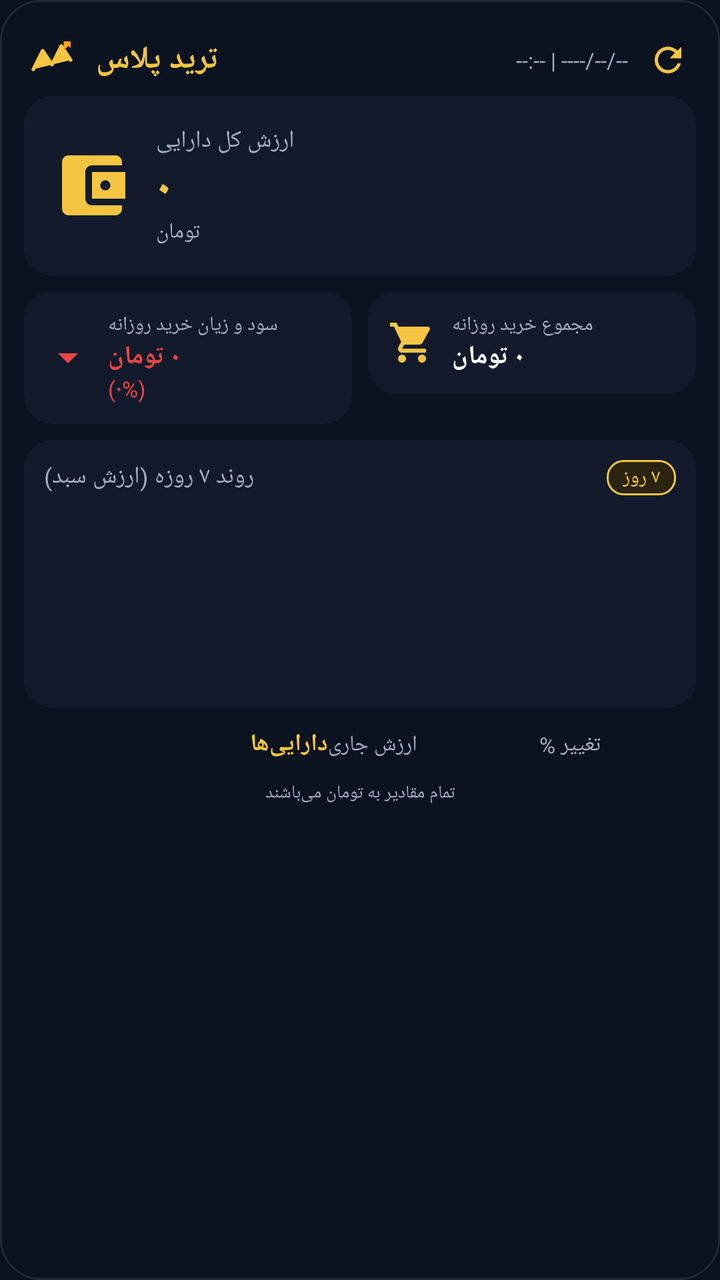
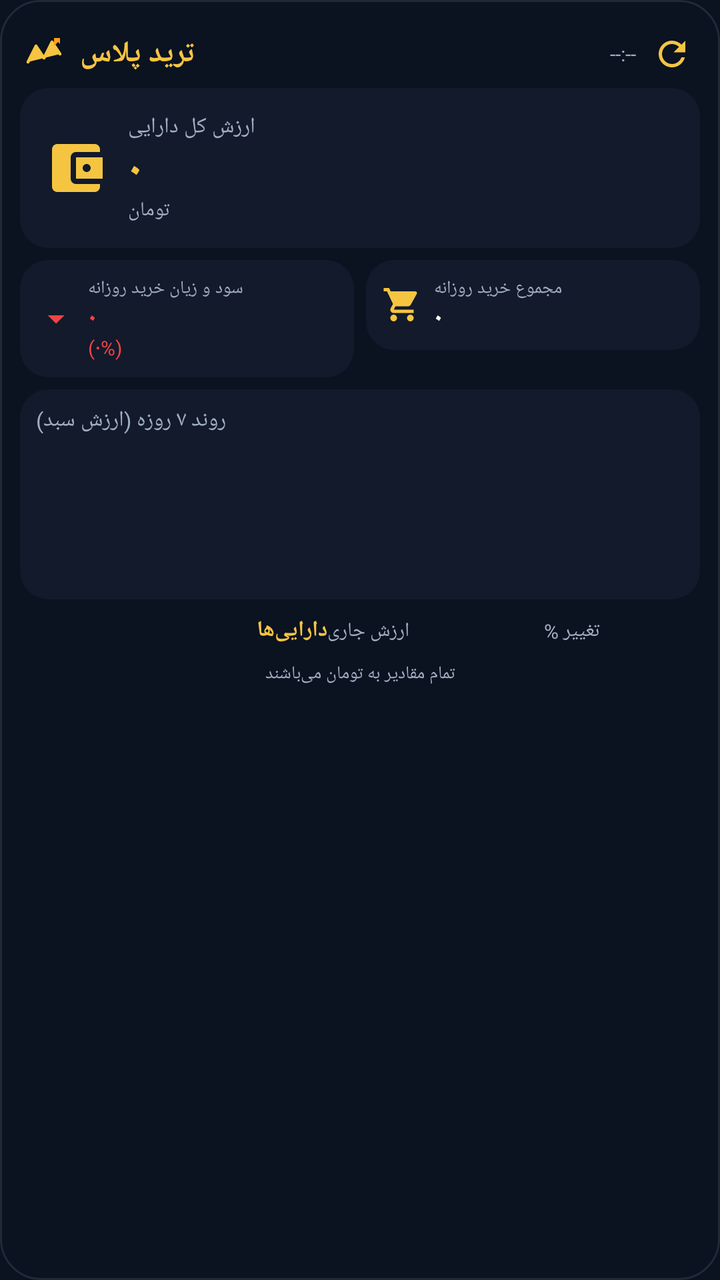

Compare the two renders of this Android layout. The source of the first and the diff that turns it into the second are given below.
<!-- AndroidManifest.xml: application theme Theme.TradePlussWidget -->
<!-- res/layout/widget_layout.xml -->
<?xml version="1.0" encoding="utf-8"?>
<LinearLayout xmlns:android="http://schemas.android.com/apk/res/android"
    android:id="@+id/widget_root"
    android:layout_width="match_parent"
    android:layout_height="match_parent"
    android:background="@drawable/bg_widget"
    android:orientation="vertical"
    android:padding="12dp">

    
    <RelativeLayout
        android:layout_width="match_parent"
        android:layout_height="wrap_content"
        android:paddingBottom="8dp">

        <LinearLayout
            android:layout_width="wrap_content"
            android:layout_height="wrap_content"
            android:layout_alignParentStart="true"
            android:layout_centerVertical="true"
            android:gravity="center_vertical"
            android:orientation="horizontal">

            <ImageView
                android:layout_width="28dp"
                android:layout_height="28dp"
                android:src="@drawable/ic_logo"
                android:contentDescription="@string/app_name" />

            <TextView
                android:layout_width="wrap_content"
                android:layout_height="wrap_content"
                android:layout_marginStart="8dp"
                android:text="@string/widget_name"
                android:textColor="@color/accent_gold"
                android:textSize="16sp"
                android:textStyle="bold" />
        </LinearLayout>

        <LinearLayout
            android:layout_width="wrap_content"
            android:layout_height="wrap_content"
            android:layout_alignParentEnd="true"
            android:layout_centerVertical="true"
            android:gravity="center_vertical"
            android:orientation="horizontal">

            <TextView
                android:id="@+id/tv_updated_at"
                android:layout_width="wrap_content"
                android:layout_height="wrap_content"
                android:text="--:-- | ----/--/--"
                android:textColor="@color/text_secondary"
                android:textSize="11sp" />

            <ImageView
                android:id="@+id/btn_refresh"
                android:layout_width="28dp"
                android:layout_height="28dp"
                android:layout_marginStart="6dp"
                android:background="?android:attr/selectableItemBackgroundBorderless"
                android:padding="4dp"
                android:src="@drawable/ic_refresh"
                android:contentDescription="@string/last_update" />
        </LinearLayout>
    </RelativeLayout>

    
    <LinearLayout
        android:layout_width="match_parent"
        android:layout_height="wrap_content"
        android:background="@drawable/bg_card"
        android:gravity="center_vertical"
        android:orientation="horizontal"
        android:padding="14dp">

        <ImageView
            android:layout_width="40dp"
            android:layout_height="40dp"
            android:src="@drawable/ic_wallet"
            android:contentDescription="@string/total_assets" />

        <LinearLayout
            android:layout_width="0dp"
            android:layout_height="wrap_content"
            android:layout_marginStart="12dp"
            android:layout_weight="1"
            android:orientation="vertical">

            <TextView
                android:layout_width="wrap_content"
                android:layout_height="wrap_content"
                android:text="@string/total_assets"
                android:textColor="@color/text_secondary"
                android:textSize="12sp" />

            <TextView
                android:id="@+id/tv_total_assets"
                android:layout_width="wrap_content"
                android:layout_height="wrap_content"
                android:text="۰"
                android:textColor="@color/accent_gold"
                android:textSize="22sp"
                android:textStyle="bold" />

            <TextView
                android:layout_width="wrap_content"
                android:layout_height="wrap_content"
                android:text="@string/toman"
                android:textColor="@color/text_secondary"
                android:textSize="11sp" />
        </LinearLayout>
    </LinearLayout>

    
    <LinearLayout
        android:layout_width="match_parent"
        android:layout_height="wrap_content"
        android:layout_marginTop="8dp"
        android:orientation="horizontal">

        
        <LinearLayout
            android:layout_width="0dp"
            android:layout_height="wrap_content"
            android:layout_weight="1"
            android:background="@drawable/bg_card"
            android:gravity="center_vertical"
            android:orientation="horizontal"
            android:padding="10dp">

            <ImageView
                android:id="@+id/iv_pnl_icon"
                android:layout_width="24dp"
                android:layout_height="24dp"
                android:src="@drawable/ic_arrow_down"
                android:contentDescription="@string/daily_pnl" />

            <LinearLayout
                android:layout_width="wrap_content"
                android:layout_height="wrap_content"
                android:layout_marginStart="8dp"
                android:orientation="vertical">

                <TextView
                    android:layout_width="wrap_content"
                    android:layout_height="wrap_content"
                    android:text="@string/daily_pnl"
                    android:textColor="@color/text_secondary"
                    android:textSize="10sp" />

                <TextView
                    android:id="@+id/tv_daily_pnl"
                    android:layout_width="wrap_content"
                    android:layout_height="wrap_content"
                    android:text="۰ تومان"
                    android:textColor="@color/negative"
                    android:textSize="13sp"
                    android:textStyle="bold" />

                <TextView
                    android:id="@+id/tv_daily_pnl_pct"
                    android:layout_width="wrap_content"
                    android:layout_height="wrap_content"
                    android:text="(۰%)"
                    android:textColor="@color/negative"
                    android:textSize="11sp" />
            </LinearLayout>
        </LinearLayout>

        <View
            android:layout_width="8dp"
            android:layout_height="1dp" />

        
        <LinearLayout
            android:layout_width="0dp"
            android:layout_height="wrap_content"
            android:layout_weight="1"
            android:background="@drawable/bg_card"
            android:gravity="center_vertical"
            android:orientation="horizontal"
            android:padding="10dp">

            <ImageView
                android:layout_width="24dp"
                android:layout_height="24dp"
                android:src="@drawable/ic_cart"
                android:contentDescription="@string/daily_buy" />

            <LinearLayout
                android:layout_width="wrap_content"
                android:layout_height="wrap_content"
                android:layout_marginStart="8dp"
                android:orientation="vertical">

                <TextView
                    android:layout_width="wrap_content"
                    android:layout_height="wrap_content"
                    android:text="@string/daily_buy"
                    android:textColor="@color/text_secondary"
                    android:textSize="10sp" />

                <TextView
                    android:id="@+id/tv_daily_buy"
                    android:layout_width="wrap_content"
                    android:layout_height="wrap_content"
                    android:text="۰ تومان"
                    android:textColor="@color/text_primary"
                    android:textSize="13sp"
                    android:textStyle="bold" />
            </LinearLayout>
        </LinearLayout>
    </LinearLayout>

    
    <LinearLayout
        android:layout_width="match_parent"
        android:layout_height="wrap_content"
        android:layout_marginTop="8dp"
        android:background="@drawable/bg_card"
        android:orientation="vertical"
        android:padding="10dp">

        <RelativeLayout
            android:layout_width="match_parent"
            android:layout_height="wrap_content">

            <TextView
                android:layout_width="wrap_content"
                android:layout_height="wrap_content"
                android:text="@string/trend_7d"
                android:textColor="@color/text_secondary"
                android:textSize="12sp" />

            <TextView
                android:layout_width="wrap_content"
                android:layout_height="wrap_content"
                android:layout_alignParentEnd="true"
                android:background="@drawable/bg_chip"
                android:paddingHorizontal="8dp"
                android:paddingVertical="2dp"
                android:text="۷ روز"
                android:textColor="@color/accent_gold"
                android:textSize="10sp" />
        </RelativeLayout>

        
        <ImageView
            android:id="@+id/iv_chart"
            android:layout_width="match_parent"
            android:layout_height="90dp"
            android:layout_marginTop="6dp"
            android:scaleType="fitXY"
            android:contentDescription="@string/trend_7d" />
    </LinearLayout>

    
    <LinearLayout
        android:layout_width="match_parent"
        android:layout_height="wrap_content"
        android:layout_marginTop="10dp"
        android:orientation="horizontal"
        android:paddingHorizontal="4dp">

        <TextView
            android:layout_width="0dp"
            android:layout_height="wrap_content"
            android:layout_weight="1.4"
            android:text="@string/assets"
            android:textColor="@color/accent_gold"
            android:textSize="12sp"
            android:textStyle="bold" />

        <TextView
            android:layout_width="0dp"
            android:layout_height="wrap_content"
            android:layout_weight="1"
            android:gravity="end"
            android:text="@string/current_value"
            android:textColor="@color/text_secondary"
            android:textSize="11sp" />

        <TextView
            android:layout_width="0dp"
            android:layout_height="wrap_content"
            android:layout_weight="0.7"
            android:gravity="end"
            android:text="@string/change_percent"
            android:textColor="@color/text_secondary"
            android:textSize="11sp" />
    </LinearLayout>

    
    <LinearLayout
        android:id="@+id/assets_container"
        android:layout_width="match_parent"
        android:layout_height="wrap_content"
        android:layout_marginTop="4dp"
        android:orientation="vertical" />

    
    <TextView
        android:layout_width="match_parent"
        android:layout_height="wrap_content"
        android:layout_marginTop="6dp"
        android:gravity="center"
        android:text="تمام مقادیر به تومان می‌باشند"
        android:textColor="@color/text_secondary"
        android:textSize="9sp" />

</LinearLayout>
<!-- resources referenced by this layout -->
<resources>
  <color name="accent_gold">#F5C542</color>
  <color name="negative">#EF4444</color>
  <color name="text_primary">#FFFFFF</color>
  <color name="text_secondary">#A0AEC0</color>
  <!-- drawable bg_card (drawable) -->
  <?xml version="1.0" encoding="utf-8"?>
  <shape xmlns:android="http://schemas.android.com/apk/res/android"
      android:shape="rectangle">
      <solid android:color="@color/card_bg" />
      <corners android:radius="14dp" />
  </shape>
  <!-- drawable bg_chip (drawable) -->
  <?xml version="1.0" encoding="utf-8"?>
  <shape xmlns:android="http://schemas.android.com/apk/res/android"
      android:shape="rectangle">
      <solid android:color="#2A2410" />
      <corners android:radius="8dp" />
      <stroke
          android:width="1dp"
          android:color="@color/accent_gold" />
  </shape>
  <!-- drawable bg_widget (drawable) -->
  <?xml version="1.0" encoding="utf-8"?>
  <shape xmlns:android="http://schemas.android.com/apk/res/android"
      android:shape="rectangle">
      <solid android:color="@color/bg_dark" />
      <corners android:radius="20dp" />
      <stroke
          android:width="1dp"
          android:color="#1E2A3A" />
  </shape>
  <!-- drawable ic_arrow_down (drawable) -->
  <?xml version="1.0" encoding="utf-8"?>
  <vector xmlns:android="http://schemas.android.com/apk/res/android"
      android:width="24dp"
      android:height="24dp"
      android:viewportWidth="24"
      android:viewportHeight="24">
      <path
          android:fillColor="#EF4444"
          android:pathData="M7,10l5,5 5,-5z" />
  </vector>
  <!-- drawable ic_refresh (drawable) -->
  <?xml version="1.0" encoding="utf-8"?>
  <vector xmlns:android="http://schemas.android.com/apk/res/android"
      android:width="24dp"
      android:height="24dp"
      android:viewportWidth="24"
      android:viewportHeight="24">
      <path
          android:fillColor="#F5C542"
          android:pathData="M17.65,6.35C16.2,4.9 14.21,4 12,4c-4.42,0 -7.99,3.58 -7.99,8s3.57,8 7.99,8c3.73,0 6.84,-2.55 7.73,-6h-2.08c-0.82,2.33 -3.04,4 -5.65,4 -3.31,0 -6,-2.69 -6,-6s2.69,-6 6,-6c1.66,0 3.14,0.69 4.22,1.78L13,11h7V4l-2.35,2.35z" />
  </vector>
  <!-- drawable ic_wallet (drawable) -->
  <?xml version="1.0" encoding="utf-8"?>
  <vector xmlns:android="http://schemas.android.com/apk/res/android"
      android:width="48dp"
      android:height="48dp"
      android:viewportWidth="24"
      android:viewportHeight="24">
      <path
          android:fillColor="#F5C542"
          android:pathData="M21,18v1c0,1.1 -0.9,2 -2,2H5c-1.11,0 -2,-0.9 -2,-2V5c0,-1.1 0.89,-2 2,-2h14c1.1,0 2,0.9 2,2v1h-9c-1.11,0 -2,0.9 -2,2v8c0,1.1 0.89,2 2,2h9zM12,16h10V8H12v8zM16,13.5c-0.83,0 -1.5,-0.67 -1.5,-1.5s0.67,-1.5 1.5,-1.5 1.5,0.67 1.5,1.5 -0.67,1.5 -1.5,1.5z" />
  </vector>
  <string name="app_name">ترید پلاس ویجت</string>
  <string name="assets">دارایی‌ها</string>
  <string name="change_percent">تغییر %</string>
  <string name="current_value">ارزش جاری</string>
  <string name="daily_buy">مجموع خرید روزانه</string>
  <string name="daily_pnl">سود و زیان خرید روزانه</string>
  <string name="last_update">آخرین بروزرسانی</string>
  <string name="toman">تومان</string>
  <string name="total_assets">ارزش کل دارایی</string>
  <string name="trend_7d">روند ۷ روزه (ارزش سبد)</string>
  <string name="widget_name">ترید پلاس</string>
  <style name="Theme.TradePlussWidget" parent="Theme.MaterialComponents.DayNight.NoActionBar">
          <item name="colorPrimary">@color/accent_gold</item>
          <item name="colorPrimaryVariant">@color/accent_orange</item>
          <item name="colorOnPrimary">@color/bg_dark</item>
          <item name="android:statusBarColor">@color/bg_dark</item>
          <item name="android:navigationBarColor">@color/bg_dark</item>
          <item name="android:windowBackground">@color/bg_dark</item>
          <item name="android:textColorPrimary">@color/text_primary</item>
          <item name="android:textColorSecondary">@color/text_secondary</item>
      </style>
  <color name="card_bg">#121A2B</color>
  <color name="bg_dark">#0B1220</color>
  <color name="accent_orange">#FF9F1C</color>
  <!-- unchanged entries left out for length: 2 -->
</resources>

<!-- the commit's change to res/layout/widget_layout.xml (unified diff, before → after) -->
@@ -5,13 +5,13 @@
     android:layout_height="match_parent"
     android:background="@drawable/bg_widget"
     android:orientation="vertical"
-    android:padding="12dp">
+    android:padding="10dp">
 
     
     <RelativeLayout
         android:layout_width="match_parent"
         android:layout_height="wrap_content"
-        android:paddingBottom="8dp">
+        android:paddingBottom="6dp">
 
         <LinearLayout
             android:layout_width="wrap_content"
@@ -22,18 +22,18 @@
             android:orientation="horizontal">
 
             <ImageView
-                android:layout_width="28dp"
-                android:layout_height="28dp"
+                android:layout_width="24dp"
+                android:layout_height="24dp"
                 android:src="@drawable/ic_logo"
                 android:contentDescription="@string/app_name" />
 
             <TextView
                 android:layout_width="wrap_content"
                 android:layout_height="wrap_content"
-                android:layout_marginStart="8dp"
+                android:layout_marginStart="6dp"
                 android:text="@string/widget_name"
                 android:textColor="@color/accent_gold"
-                android:textSize="16sp"
+                android:textSize="15sp"
                 android:textStyle="bold" />
         </LinearLayout>
 
@@ -49,16 +49,15 @@
                 android:id="@+id/tv_updated_at"
                 android:layout_width="wrap_content"
                 android:layout_height="wrap_content"
-                android:text="--:-- | ----/--/--"
+                android:text="--:--"
                 android:textColor="@color/text_secondary"
-                android:textSize="11sp" />
+                android:textSize="10sp" />
 
             <ImageView
                 android:id="@+id/btn_refresh"
                 android:layout_width="28dp"
                 android:layout_height="28dp"
-                android:layout_marginStart="6dp"
-                android:background="?android:attr/selectableItemBackgroundBorderless"
+                android:layout_marginStart="4dp"
                 android:padding="4dp"
                 android:src="@drawable/ic_refresh"
                 android:contentDescription="@string/last_update" />
@@ -72,18 +71,18 @@
         android:background="@drawable/bg_card"
         android:gravity="center_vertical"
         android:orientation="horizontal"
-        android:padding="14dp">
+        android:padding="12dp">
 
         <ImageView
-            android:layout_width="40dp"
-            android:layout_height="40dp"
+            android:layout_width="32dp"
+            android:layout_height="32dp"
             android:src="@drawable/ic_wallet"
             android:contentDescription="@string/total_assets" />
 
         <LinearLayout
             android:layout_width="0dp"
             android:layout_height="wrap_content"
-            android:layout_marginStart="12dp"
+            android:layout_marginStart="10dp"
             android:layout_weight="1"
             android:orientation="vertical">
 
@@ -92,7 +91,7 @@
                 android:layout_height="wrap_content"
                 android:text="@string/total_assets"
                 android:textColor="@color/text_secondary"
-                android:textSize="12sp" />
+                android:textSize="11sp" />
 
             <TextView
                 android:id="@+id/tv_total_assets"
@@ -100,7 +99,7 @@
                 android:layout_height="wrap_content"
                 android:text="۰"
                 android:textColor="@color/accent_gold"
-                android:textSize="22sp"
+                android:textSize="20sp"
                 android:textStyle="bold" />
 
             <TextView
@@ -108,18 +107,17 @@
                 android:layout_height="wrap_content"
                 android:text="@string/toman"
                 android:textColor="@color/text_secondary"
-                android:textSize="11sp" />
-        </LinearLayout>
-    </LinearLayout>
-
-    
-    <LinearLayout
-        android:layout_width="match_parent"
-        android:layout_height="wrap_content"
-        android:layout_marginTop="8dp"
+                android:textSize="10sp" />
+        </LinearLayout>
+    </LinearLayout>
+
+    
+    <LinearLayout
+        android:layout_width="match_parent"
+        android:layout_height="wrap_content"
+        android:layout_marginTop="6dp"
         android:orientation="horizontal">
 
-        
         <LinearLayout
             android:layout_width="0dp"
             android:layout_height="wrap_content"
@@ -127,19 +125,19 @@
             android:background="@drawable/bg_card"
             android:gravity="center_vertical"
             android:orientation="horizontal"
-            android:padding="10dp">
+            android:padding="8dp">
 
             <ImageView
                 android:id="@+id/iv_pnl_icon"
-                android:layout_width="24dp"
-                android:layout_height="24dp"
+                android:layout_width="20dp"
+                android:layout_height="20dp"
                 android:src="@drawable/ic_arrow_down"
                 android:contentDescription="@string/daily_pnl" />
 
             <LinearLayout
                 android:layout_width="wrap_content"
                 android:layout_height="wrap_content"
-                android:layout_marginStart="8dp"
+                android:layout_marginStart="6dp"
                 android:orientation="vertical">
 
                 <TextView
@@ -147,15 +145,15 @@
                     android:layout_height="wrap_content"
                     android:text="@string/daily_pnl"
                     android:textColor="@color/text_secondary"
-                    android:textSize="10sp" />
+                    android:textSize="9sp" />
 
                 <TextView
                     android:id="@+id/tv_daily_pnl"
                     android:layout_width="wrap_content"
                     android:layout_height="wrap_content"
-                    android:text="۰ تومان"
+                    android:text="۰"
                     android:textColor="@color/negative"
-                    android:textSize="13sp"
+                    android:textSize="12sp"
                     android:textStyle="bold" />
 
                 <TextView
@@ -164,15 +162,14 @@
                     android:layout_height="wrap_content"
                     android:text="(۰%)"
                     android:textColor="@color/negative"
-                    android:textSize="11sp" />
+                    android:textSize="10sp" />
             </LinearLayout>
         </LinearLayout>
 
         <View
-            android:layout_width="8dp"
+            android:layout_width="6dp"
             android:layout_height="1dp" />
 
-        
         <LinearLayout
             android:layout_width="0dp"
             android:layout_height="wrap_content"
@@ -180,18 +177,18 @@
             android:background="@drawable/bg_card"
             android:gravity="center_vertical"
             android:orientation="horizontal"
-            android:padding="10dp">
-
-            <ImageView
-                android:layout_width="24dp"
-                android:layout_height="24dp"
+            android:padding="8dp">
+
+            <ImageView
+                android:layout_width="20dp"
+                android:layout_height="20dp"
                 android:src="@drawable/ic_cart"
                 android:contentDescription="@string/daily_buy" />
 
             <LinearLayout
                 android:layout_width="wrap_content"
                 android:layout_height="wrap_content"
-                android:layout_marginStart="8dp"
+                android:layout_marginStart="6dp"
                 android:orientation="vertical">
 
                 <TextView
@@ -199,15 +196,15 @@
                     android:layout_height="wrap_content"
                     android:text="@string/daily_buy"
                     android:textColor="@color/text_secondary"
-                    android:textSize="10sp" />
+                    android:textSize="9sp" />
 
                 <TextView
                     android:id="@+id/tv_daily_buy"
                     android:layout_width="wrap_content"
                     android:layout_height="wrap_content"
-                    android:text="۰ تومان"
+                    android:text="۰"
                     android:textColor="@color/text_primary"
-                    android:textSize="13sp"
+                    android:textSize="12sp"
                     android:textStyle="bold" />
             </LinearLayout>
         </LinearLayout>
@@ -217,40 +214,23 @@
     <LinearLayout
         android:layout_width="match_parent"
         android:layout_height="wrap_content"
-        android:layout_marginTop="8dp"
+        android:layout_marginTop="6dp"
         android:background="@drawable/bg_card"
         android:orientation="vertical"
-        android:padding="10dp">
-
-        <RelativeLayout
-            android:layout_width="match_parent"
-            android:layout_height="wrap_content">
-
-            <TextView
-                android:layout_width="wrap_content"
-                android:layout_height="wrap_content"
-                android:text="@string/trend_7d"
-                android:textColor="@color/text_secondary"
-                android:textSize="12sp" />
-
-            <TextView
-                android:layout_width="wrap_content"
-                android:layout_height="wrap_content"
-                android:layout_alignParentEnd="true"
-                android:background="@drawable/bg_chip"
-                android:paddingHorizontal="8dp"
-                android:paddingVertical="2dp"
-                android:text="۷ روز"
-                android:textColor="@color/accent_gold"
-                android:textSize="10sp" />
-        </RelativeLayout>
-
-        
+        android:padding="8dp">
+
+        <TextView
+            android:layout_width="wrap_content"
+            android:layout_height="wrap_content"
+            android:text="@string/trend_7d"
+            android:textColor="@color/text_secondary"
+            android:textSize="11sp" />
+
         <ImageView
             android:id="@+id/iv_chart"
             android:layout_width="match_parent"
-            android:layout_height="90dp"
-            android:layout_marginTop="6dp"
+            android:layout_height="70dp"
+            android:layout_marginTop="4dp"
             android:scaleType="fitXY"
             android:contentDescription="@string/trend_7d" />
     </LinearLayout>
@@ -259,9 +239,9 @@
     <LinearLayout
         android:layout_width="match_parent"
         android:layout_height="wrap_content"
-        android:layout_marginTop="10dp"
+        android:layout_marginTop="8dp"
         android:orientation="horizontal"
-        android:paddingHorizontal="4dp">
+        android:paddingHorizontal="2dp">
 
         <TextView
             android:layout_width="0dp"
@@ -269,7 +249,7 @@
             android:layout_weight="1.4"
             android:text="@string/assets"
             android:textColor="@color/accent_gold"
-            android:textSize="12sp"
+            android:textSize="11sp"
             android:textStyle="bold" />
 
         <TextView
@@ -279,7 +259,7 @@
             android:gravity="end"
             android:text="@string/current_value"
             android:textColor="@color/text_secondary"
-            android:textSize="11sp" />
+            android:textSize="10sp" />
 
         <TextView
             android:layout_width="0dp"
@@ -288,7 +268,7 @@
             android:gravity="end"
             android:text="@string/change_percent"
             android:textColor="@color/text_secondary"
-            android:textSize="11sp" />
+            android:textSize="10sp" />
     </LinearLayout>
 
     
@@ -299,11 +279,10 @@
         android:layout_marginTop="4dp"
         android:orientation="vertical" />
 
-    
     <TextView
         android:layout_width="match_parent"
         android:layout_height="wrap_content"
-        android:layout_marginTop="6dp"
+        android:layout_marginTop="4dp"
         android:gravity="center"
         android:text="تمام مقادیر به تومان می‌باشند"
         android:textColor="@color/text_secondary"
<!-- resource entries referenced after the edit -->
@@ -10,16 +10,6 @@
       android:shape="rectangle">
       <solid android:color="@color/card_bg" />
       <corners android:radius="14dp" />
-  </shape>
-  <!-- drawable bg_chip (drawable) -->
-  <?xml version="1.0" encoding="utf-8"?>
-  <shape xmlns:android="http://schemas.android.com/apk/res/android"
-      android:shape="rectangle">
-      <solid android:color="#2A2410" />
-      <corners android:radius="8dp" />
-      <stroke
-          android:width="1dp"
-          android:color="@color/accent_gold" />
   </shape>
   <!-- drawable bg_widget (drawable) -->
   <?xml version="1.0" encoding="utf-8"?>
